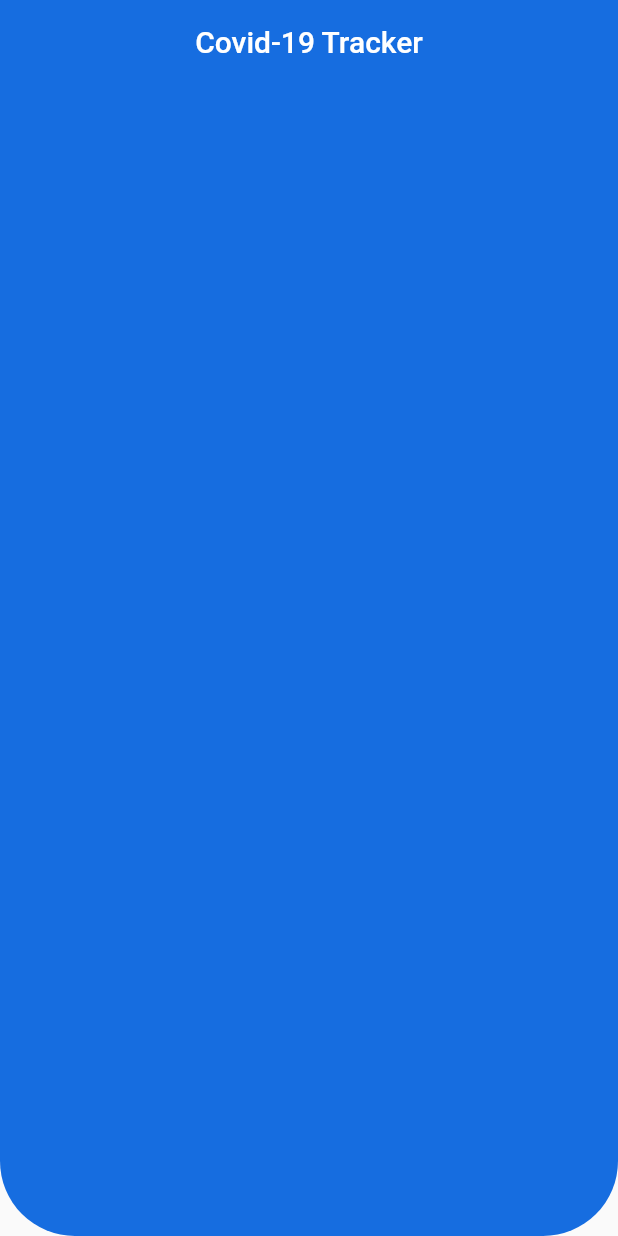
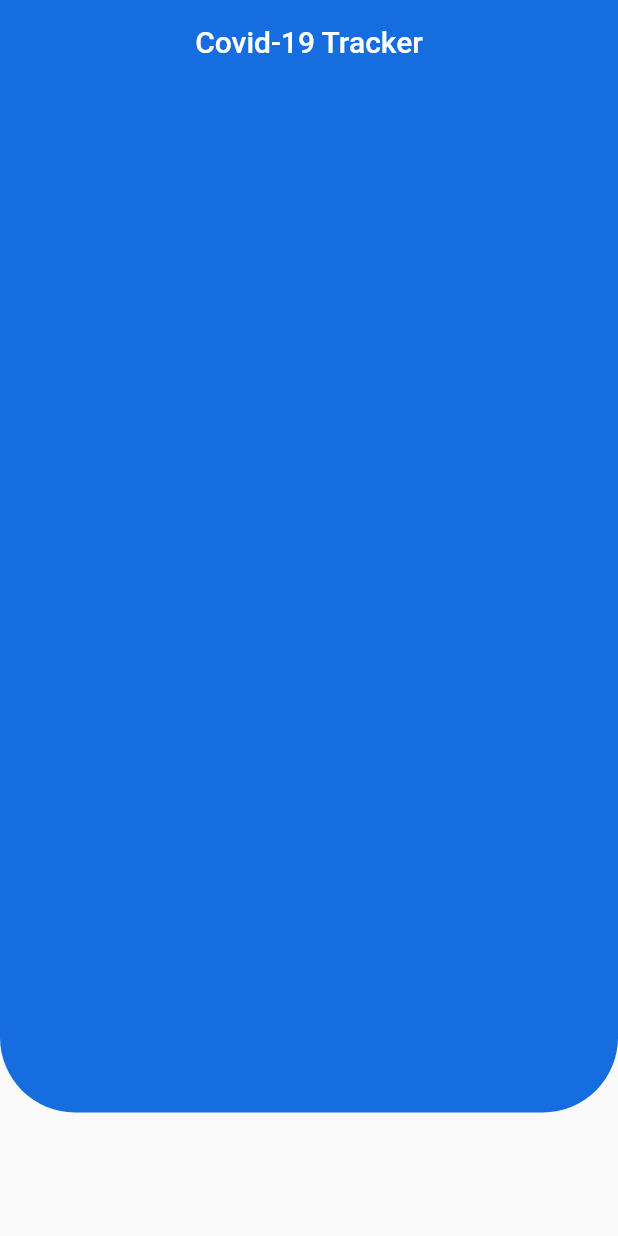
Before and after one commit to giwi97/covid-tracker-GL-SL, a Flutter app: the screen it shows after launch, on a phone screen of 412 x 824 dp. Run offline on Flutter 3.47's test engine with Material 2 defaults, Android fonts, the phone set to English and light mode, and no system bars; our stand-ins replace google_fonts.

Commit message:
navi options

```diff
--- a/lib/screens/tracker.dart
+++ b/lib/screens/tracker.dart
@@ -13,9 +13,12 @@ class Tracker extends StatefulWidget{
 }
 
 class _TrackerState extends State<Tracker> {
+  NavigationStatus navigationStatus = NavigationStatus.GLOBAL;
+
   @override
   Widget build(BuildContext context) {
     // TODO: implement build
+    Size size = MediaQuery.of(context).size;
     return Scaffold(
       resizeToAvoidBottomPadding: false,
       appBar: AppBar(
@@ -41,7 +44,18 @@ class _TrackerState extends State<Tracker> {
                   ),
                 ),
               ),
-            )
+            ),
+
+            Container(
+              height: size.height * 0.1,
+              child: Row(
+                mainAxisAlignment: MainAxisAlignment.spaceEvenly,
+                children: <Widget>[
+
+                ],
+              ),
+            ),
+
           ],
         ),
     );
```
